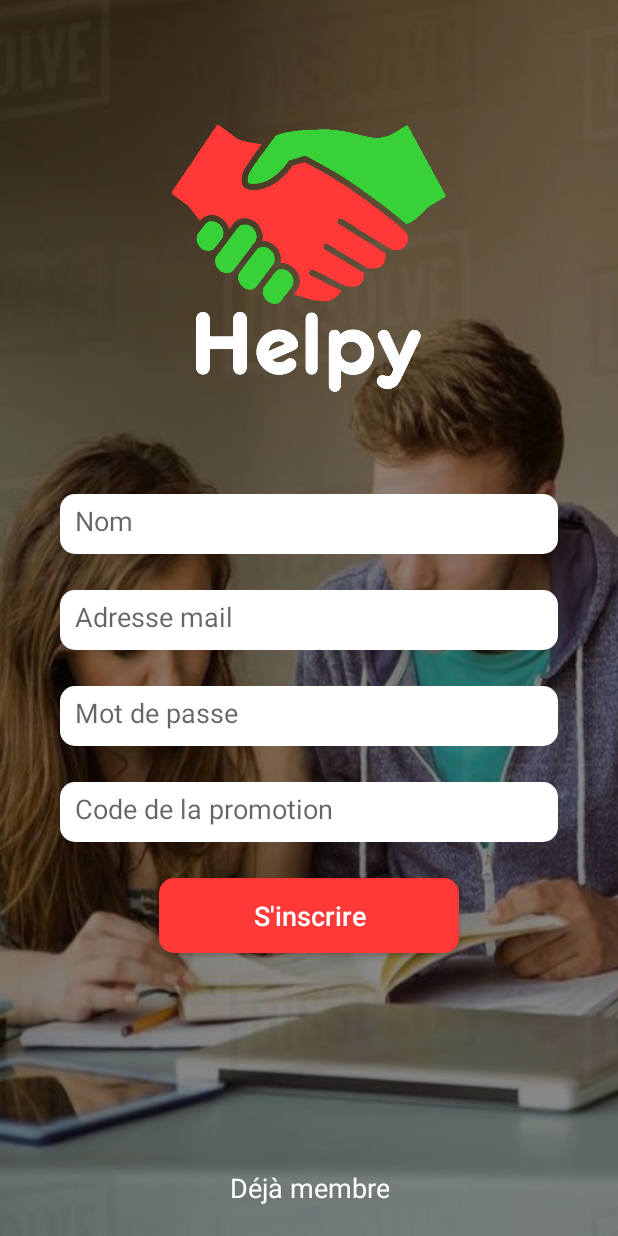
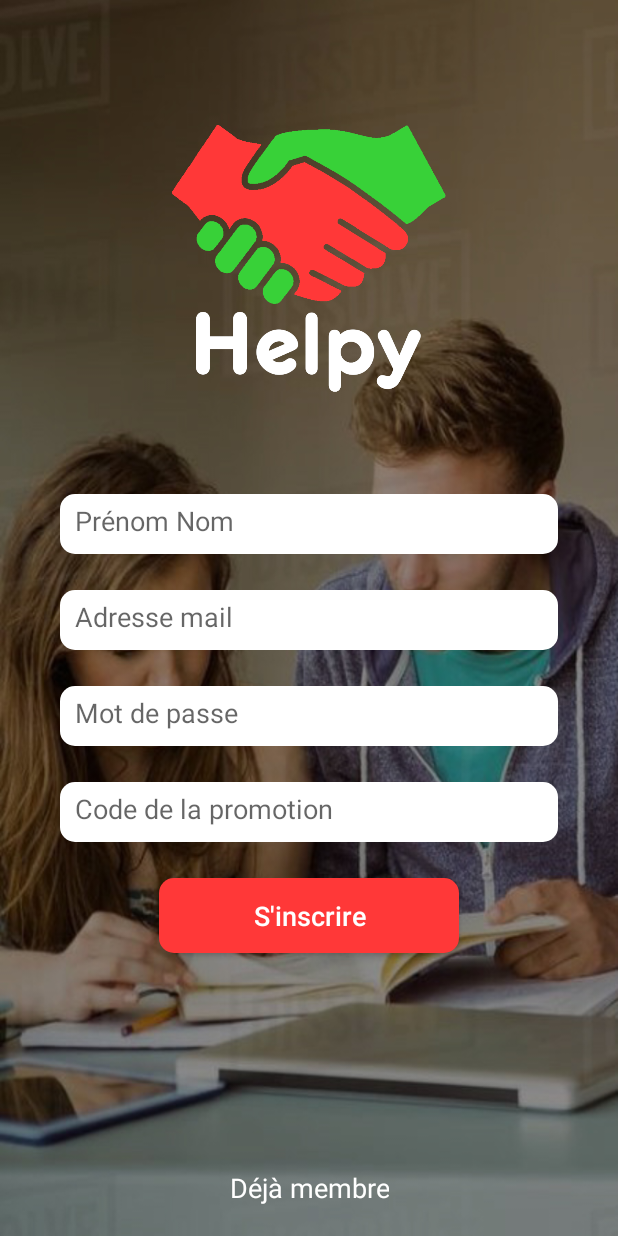
Before and after one commit to Samylms/helpy, an Android app: the SignInActivity screen opened directly, with no data from a screen before it, on a phone screen of 412 x 824 dp. Run offline under Robolectric (Android 15) with nearby library versions, the light colour scheme and no system bars; libraries missing offline, so code that uses them is left out: com.koushikdutta.async, com.koushikdutta.ion; pictures from the network do not load.

Commit message:
Modification des strings

```diff
--- a/app/src/main/res/layout/activity_sign_in.xml
+++ b/app/src/main/res/layout/activity_sign_in.xml
@@ -37,7 +37,7 @@
             android:layout_height="40dp"
             android:layout_marginBottom="24dp"
             android:background="@drawable/edit_text_rectangle"
-            android:hint="Nom"
+            android:hint="@string/lbl_names"
             android:inputType="textEmailAddress"
             android:padding="10dp" />
 
@@ -47,7 +47,7 @@
             android:layout_height="40dp"
             android:layout_marginBottom="24dp"
             android:background="@drawable/edit_text_rectangle"
-            android:hint="Adresse mail"
+            android:hint="@string/lbl_mail"
             android:inputType="textWebEmailAddress"
             android:padding="10dp" />
 
@@ -57,7 +57,7 @@
             android:layout_height="40dp"
             android:layout_marginBottom="24dp"
             android:background="@drawable/edit_text_rectangle"
-            android:hint="Mot de passe"
+            android:hint="@string/lbl_pwd"
             android:inputType="textPassword"
             android:padding="10dp" />
 
@@ -67,7 +67,7 @@
             android:layout_height="40dp"
             android:layout_marginBottom="24dp"
             android:background="@drawable/edit_text_rectangle"
-            android:hint="Code de la promotion"
+            android:hint="@string/lbl_promo_code"
             android:inputType="textEmailAddress"
             android:padding="10dp" />
 
@@ -77,7 +77,7 @@
             android:layout_height="50dp"
             android:background="@drawable/button_red"
             android:elevation="1dp"
-            android:text="S'inscrire"
+            android:text="@string/lbl_inscription"
             android:textAllCaps="false"
             android:textColor="@color/white"
             android:textSize="18sp" />
@@ -96,7 +96,7 @@
             android:layout_width="wrap_content"
             android:layout_height="wrap_content"
             android:background="@android:color/transparent"
-            android:text="Déjà membre"
+            android:text="@string/lbl_already_member"
             android:textAlignment="center"
             android:textColor="@color/white"
             android:textSize="18sp" />
--- a/app/src/main/res/values/strings.xml
+++ b/app/src/main/res/values/strings.xml
@@ -8,6 +8,10 @@
     <string name="title_need_help">J\'ai besoin d\'aide</string>
     <string name="title_can_help">Je peux aider</string>
     <string name="title_which_subject">Pour quel sujet ?</string>
+    <string name="toast_add_as_needer">Vous êtes ajouté comme demandeur d\'aide pour ce sujet.</string>
+    <string name="toast_add_as_helper">Vous êtes ajouté comme proposeur d\'aide pour ce sujet.</string>
+    <string name="toast_need_help_removed">Votre demande d\'aide est supprimée.</string>
+    <string name="toast_can_help_removed">Votre proposition d\'aide est supprimée.</string>
 
     <!--AddTopicActivity-->
     <string name="title_add_new_subject">Ajouter un nouveau sujet</string>
@@ -34,6 +38,10 @@
     <string name="menu_send">Send</string>
 
     <!--LoginActivity-->
+    <string name="lbl_connect">Se connecter</string>
+    <string name="lbl_inscription">S\'inscrire</string>
+    <string name="lbl_already_member">Déjà membre</string>
+    <string name="lbl_create_account">Créer un compte</string>
     <string name="toast_login_error">Une erreur est survenue lors de l\'authentification, veuillez réessayer ultérieurement.</string>
     <string name="toast_login_invalid">Identifiants invalides</string>
     <string name="toast_signin_error">Une erreur est survenue lors de l\'inscription, veuillez réessayer ultérieurement.</string>
@@ -44,7 +52,10 @@
     <!--settingsActivity-->
     <string name="lbl_first_name">Prénom</string>
     <string name="lbl_last_name">Nom</string>
+    <string name="lbl_names">Prénom Nom</string>
     <string name="lbl_mail">Adresse mail</string>
+    <string name="lbl_pwd">Mot de passe</string>
+    <string name="lbl_promo_code">Code de la promotion</string>
     <string name="lbl_current_pwd">Mot de passe actuel</string>
     <string name="lbl_new_pwd">Nouveau mot de passe</string>
     <string name="lbl_confirm_pwd">Confirmer mot de passe</string>
```
Also changed, not shown: app/src/main/java/ij/personal/helpy/TopicList/TopicAdapter.java (+6 -6 lines), app/src/main/res/layout/activity_login.xml (+4 -4 lines).
